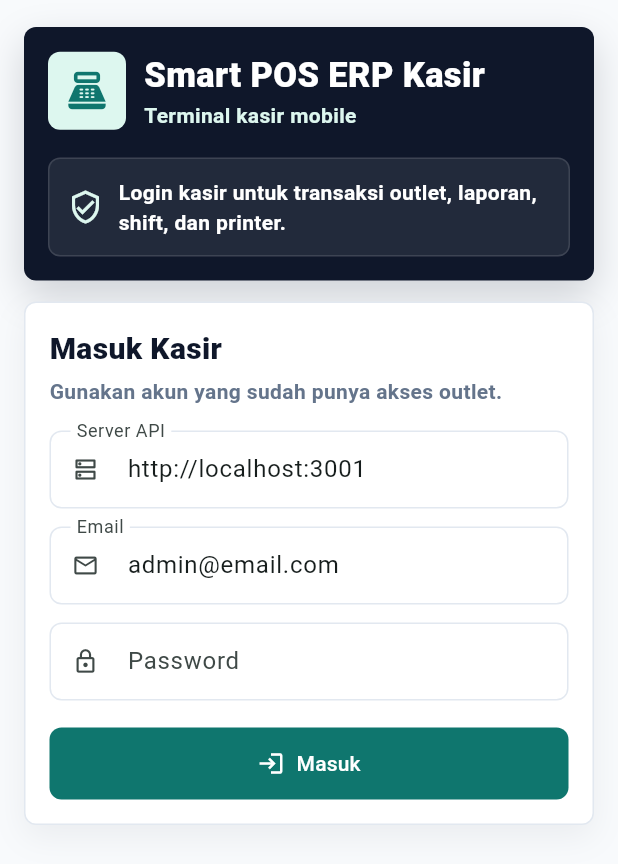
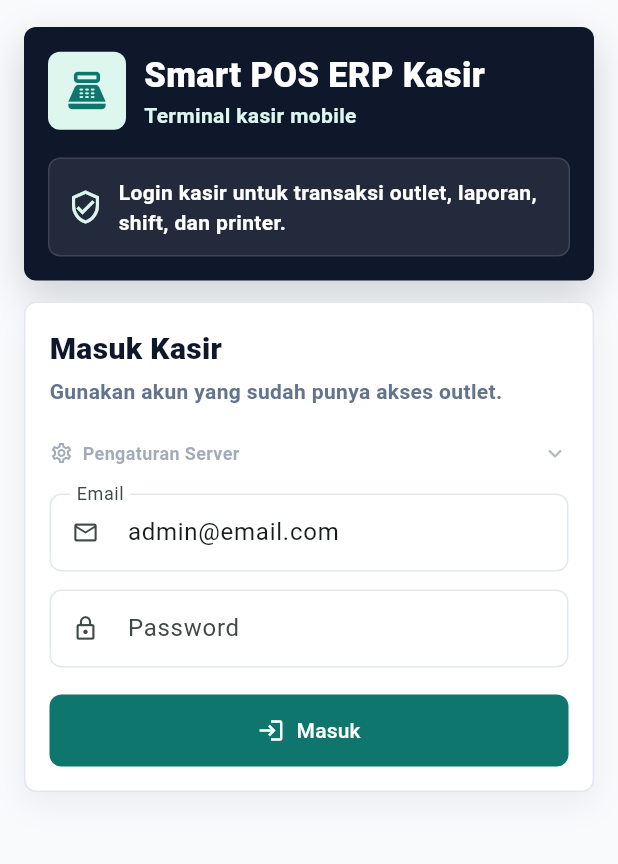
Before and after one commit to reriski88/PointofSales_ERP, a Flutter app: the screen it shows after launch, on a phone screen of 412 x 824 dp. Shown: the top 864 px of the screen. Run offline on Flutter 3.47's test engine with Material 3 defaults, Android fonts, the phone set to English and light mode, and no system bars; our stand-ins replace connectivity_plus, flutter_bloc, flutter_secure_storage, shared_preferences; accounts and stored records are empty; network calls fail.

Commit message:
feat(ux): simplify unit system + pemula-friendly UI
Unit System:
- Pre-seed 10 default units saat create tenant (Pcs, Pack, Dus, Lusin, Gram, KG, Ons, ML, Liter, Meter)
- Label 'Faktor Dasar' → live preview '1 Kg = 1000 satuan dasar'
- Template count/non_stock hide saleUnit + factor fields (hanya 1 field 'Satuan')
- HPP → 'Harga Beli (Modal)' + helper text
- Stok Minimum helper 'Isi 0 bila tidak perlu'

UX Improvements:
- Login: try-catch network error → 'Tidak dapat terhubung ke server'
- Inventori: Gap Batch empty state → 'Stok konsisten' green banner
- Users: role dropdown description (Kasir, Gudang, Auditor, Admin, Owner)
- Flutter login: Server API hidden behind 'Pengaturan Server' collapsible

```diff
--- a/kasir_flutter/lib/features/home/widgets/login_view.dart
+++ b/kasir_flutter/lib/features/home/widgets/login_view.dart
@@ -1,7 +1,7 @@
 import 'package:flutter/material.dart';
 import 'package:pos_cemilan_kasir/core/theme/app_palette.dart';
 
-class LoginView extends StatelessWidget {
+class LoginView extends StatefulWidget {
   const LoginView({
     super.key,
     required this.emailController,
@@ -20,20 +20,20 @@ class LoginView extends StatelessWidget {
   final VoidCallback onSubmit;
 
   @override
+  State<LoginView> createState() => _LoginViewState();
+}
+
+class _LoginViewState extends State<LoginView> {
+  var _showAdvanced = false;
+
+  @override
   Widget build(BuildContext context) {
+    final compact = MediaQuery.of(context).size.width < 520;
     return Scaffold(
       backgroundColor: AppPalette.ivory,
       body: SafeArea(
-        child: LayoutBuilder(
-          builder: (context, constraints) {
-            final compact = constraints.maxWidth < 520;
-            return SingleChildScrollView(
-              padding: EdgeInsets.fromLTRB(
-                compact ? 16 : 28,
-                compact ? 18 : 34,
-                compact ? 16 : 28,
-                compact ? 18 : 34,
-              ),
+        child: SingleChildScrollView(
+          padding: EdgeInsets.fromLTRB(compact ? 16 : 28, compact ? 18 : 34, compact ? 16 : 28, compact ? 18 : 34),
           child: Center(
             child: ConstrainedBox(
               constraints: const BoxConstraints(maxWidth: 480),
@@ -45,13 +45,7 @@ class LoginView extends StatelessWidget {
                     decoration: BoxDecoration(
                       color: AppPalette.navy,
                       borderRadius: BorderRadius.circular(8),
-                          boxShadow: [
-                            BoxShadow(
-                              color: AppPalette.navy.withValues(alpha: 0.18),
-                              blurRadius: 22,
-                              offset: const Offset(0, 10),
-                            ),
-                          ],
+                      boxShadow: [BoxShadow(color: AppPalette.navy.withValues(alpha: 0.18), blurRadius: 22, offset: const Offset(0, 10))],
                     ),
                     child: Column(
                       crossAxisAlignment: CrossAxisAlignment.start,
@@ -59,43 +53,19 @@ class LoginView extends StatelessWidget {
                         Row(
                           children: [
                             Container(
-                                  width: 52,
-                                  height: 52,
-                                  decoration: BoxDecoration(
-                                    color: AppPalette.aqua,
-                                    borderRadius: BorderRadius.circular(8),
-                                  ),
-                                  child: const Icon(
-                                    Icons.point_of_sale,
-                                    color: AppPalette.blue,
-                                    size: 30,
-                                  ),
+                              width: 52, height: 52,
+                              decoration: BoxDecoration(color: AppPalette.aqua, borderRadius: BorderRadius.circular(8)),
+                              child: const Icon(Icons.point_of_sale, color: AppPalette.blue, size: 30),
                             ),
                             const SizedBox(width: 12),
                             const Expanded(
                               child: Column(
-                                    crossAxisAlignment:
-                                        CrossAxisAlignment.start,
+                                crossAxisAlignment: CrossAxisAlignment.start,
                                 children: [
-                                      Text(
-                                        'Smart POS ERP Kasir',
-                                        maxLines: 1,
-                                        overflow: TextOverflow.ellipsis,
-                                        style: TextStyle(
-                                          color: AppPalette.white,
-                                          fontSize: 23,
-                                          fontWeight: FontWeight.w900,
-                                        ),
-                                      ),
-                                      Text(
-                                        'Terminal kasir mobile',
-                                        maxLines: 1,
-                                        overflow: TextOverflow.ellipsis,
-                                        style: TextStyle(
-                                          color: AppPalette.aqua,
-                                          fontWeight: FontWeight.w700,
-                                        ),
-                                      ),
+                                  Text('Smart POS ERP Kasir', maxLines: 1, overflow: TextOverflow.ellipsis,
+                                    style: TextStyle(color: AppPalette.white, fontSize: 23, fontWeight: FontWeight.w900)),
+                                  Text('Terminal kasir mobile', maxLines: 1, overflow: TextOverflow.ellipsis,
+                                    style: TextStyle(color: AppPalette.aqua, fontWeight: FontWeight.w700)),
                                 ],
                               ),
                             ),
@@ -107,28 +77,14 @@ class LoginView extends StatelessWidget {
                           decoration: BoxDecoration(
                             color: AppPalette.white.withValues(alpha: 0.08),
                             borderRadius: BorderRadius.circular(8),
-                                border: Border.all(
-                                  color: AppPalette.white.withValues(
-                                    alpha: 0.12,
-                                  ),
-                                ),
+                            border: Border.all(color: AppPalette.white.withValues(alpha: 0.12)),
                           ),
                           child: const Row(
                             children: [
-                                  Icon(
-                                    Icons.verified_user_outlined,
-                                    color: AppPalette.aqua,
-                                  ),
+                              Icon(Icons.verified_user_outlined, color: AppPalette.aqua),
                               SizedBox(width: 10),
-                                  Expanded(
-                                    child: Text(
-                                      'Login kasir untuk transaksi outlet, laporan, shift, dan printer.',
-                                      style: TextStyle(
-                                        color: AppPalette.white,
-                                        fontWeight: FontWeight.w700,
-                                      ),
-                                    ),
-                                  ),
+                              Expanded(child: Text('Login kasir untuk transaksi outlet, laporan, shift, dan printer.',
+                                style: TextStyle(color: AppPalette.white, fontWeight: FontWeight.w700))),
                             ],
                           ),
                         ),
@@ -142,93 +98,75 @@ class LoginView extends StatelessWidget {
                       color: AppPalette.white,
                       borderRadius: BorderRadius.circular(8),
                       border: Border.all(color: AppPalette.line),
-                          boxShadow: [
-                            BoxShadow(
-                              color: AppPalette.navy.withValues(alpha: 0.06),
-                              blurRadius: 18,
-                              offset: const Offset(0, 8),
-                            ),
-                          ],
+                      boxShadow: [BoxShadow(color: AppPalette.navy.withValues(alpha: 0.06), blurRadius: 18, offset: const Offset(0, 8))],
                     ),
                     child: Column(
                       crossAxisAlignment: CrossAxisAlignment.stretch,
                       children: [
-                            const Text(
-                              'Masuk Kasir',
-                              style: TextStyle(
-                                color: AppPalette.navy,
-                                fontSize: 20,
-                                fontWeight: FontWeight.w900,
+                        const Text('Masuk Kasir', style: TextStyle(color: AppPalette.navy, fontSize: 20, fontWeight: FontWeight.w900)),
+                        const SizedBox(height: 4),
+                        const Text('Gunakan akun yang sudah punya akses outlet.',
+                          style: TextStyle(color: AppPalette.slate, fontWeight: FontWeight.w600)),
+                        const SizedBox(height: 16),
+                        // -- Pengaturan Lanjutan (collapsible) --
+                        InkWell(
+                          onTap: () => setState(() => _showAdvanced = !_showAdvanced),
+                          borderRadius: BorderRadius.circular(8),
+                          child: Padding(
+                            padding: const EdgeInsets.symmetric(vertical: 6),
+                            child: Row(
+                              children: [
+                                Icon(Icons.settings_outlined, size: 16, color: AppPalette.slate.withValues(alpha: 0.6)),
+                                const SizedBox(width: 6),
+                                Text('Pengaturan Server', style: TextStyle(fontSize: 12, fontWeight: FontWeight.w600, color: AppPalette.slate.withValues(alpha: 0.6))),
+                                const Spacer(),
+                                Icon(_showAdvanced ? Icons.expand_less : Icons.expand_more, size: 18, color: AppPalette.slate.withValues(alpha: 0.5)),
+                              ],
                             ),
                           ),
-                            const SizedBox(height: 4),
-                            const Text(
-                              'Gunakan akun yang sudah punya akses outlet.',
-                              style: TextStyle(
-                                color: AppPalette.slate,
-                                fontWeight: FontWeight.w600,
+                        ),
+                        if (_showAdvanced) ...[
+                          const SizedBox(height: 8),
+                          TextField(
+                            controller: widget.baseUrlController,
+                            decoration: const InputDecoration(
+                              labelText: 'Alamat Server',
+                              hintText: 'http://192.168.1.100:3001',
+                              prefixIcon: Icon(Icons.dns_outlined),
+                              helperText: 'Biarkan default, kecuali diarahkan IT Support.',
+                              helperMaxLines: 2,
                             ),
                           ),
-                            const SizedBox(height: 16),
+                        ],
+                        const SizedBox(height: 12),
                         TextField(
-                              controller: baseUrlController,
-                              decoration: const InputDecoration(
-                                labelText: 'Server API',
-                                prefixIcon: Icon(Icons.dns_outlined),
-                              ),
+                          controller: widget.emailController,
+                          keyboardType: TextInputType.emailAddress,
+                          decoration: const InputDecoration(labelText: 'Email', prefixIcon: Icon(Icons.mail_outline)),
                         ),
                         const SizedBox(height: 12),
                         TextField(
-                              controller: emailController,
-                              keyboardType: TextInputType.emailAddress,
-                              decoration: const InputDecoration(
-                                labelText: 'Email',
-                                prefixIcon: Icon(Icons.mail_outline),
+                          controller: widget.passwordController,
+                          obscureText: true,
+                          decoration: const InputDecoration(labelText: 'Password', prefixIcon: Icon(Icons.lock_outline)),
+                          onSubmitted: (_) => widget.onSubmit(),
                         ),
-                            ),
-                            const SizedBox(height: 12),
-                            TextField(
-                              controller: passwordController,
-                              obscureText: true,
-                              decoration: const InputDecoration(
-                                labelText: 'Password',
-                                prefixIcon: Icon(Icons.lock_outline),
-                              ),
-                              onSubmitted: (_) => onSubmit(),
-                            ),
-                            if (message.isNotEmpty) ...[
+                        if (widget.message.isNotEmpty) ...[
                           const SizedBox(height: 12),
                           Container(
                             padding: const EdgeInsets.all(11),
                             decoration: BoxDecoration(
                               color: AppPalette.red.withValues(alpha: 0.08),
                               borderRadius: BorderRadius.circular(8),
-                                  border: Border.all(
-                                    color: AppPalette.red.withValues(
-                                      alpha: 0.24,
-                                    ),
-                                  ),
+                              border: Border.all(color: AppPalette.red.withValues(alpha: 0.24)),
                             ),
                             child: Row(
                               crossAxisAlignment: CrossAxisAlignment.start,
                               children: [
-                                    const Icon(
-                                      Icons.error_outline,
-                                      color: AppPalette.red,
-                                      size: 19,
-                                    ),
+                                const Icon(Icons.error_outline, color: AppPalette.red, size: 19),
                                 const SizedBox(width: 8),
-                                    Expanded(
-                                      child: Text(
-                                        message,
-                                        style: TextStyle(
-                                          color: Theme.of(
-                                            context,
-                                          ).colorScheme.error,
-                                          fontWeight: FontWeight.w700,
-                                        ),
-                                      ),
-                                    ),
+                                Expanded(child: Text(widget.message,
+                                  style: TextStyle(color: Theme.of(context).colorScheme.error, fontWeight: FontWeight.w700))),
                               ],
                             ),
                           ),
@@ -238,22 +176,13 @@ class LoginView extends StatelessWidget {
                           style: FilledButton.styleFrom(
                             backgroundColor: AppPalette.blue,
                             foregroundColor: AppPalette.white,
-                                padding: const EdgeInsets.symmetric(
-                                  vertical: 14,
+                            padding: const EdgeInsets.symmetric(vertical: 14),
                           ),
-                              ),
-                              onPressed: isBusy ? null : onSubmit,
-                              icon: isBusy
-                                  ? const SizedBox(
-                                      width: 18,
-                                      height: 18,
-                                      child: CircularProgressIndicator(
-                                        strokeWidth: 2,
-                                        color: AppPalette.white,
-                                      ),
-                                    )
+                          onPressed: widget.isBusy ? null : widget.onSubmit,
+                          icon: widget.isBusy
+                              ? const SizedBox(width: 18, height: 18, child: CircularProgressIndicator(strokeWidth: 2, color: AppPalette.white))
                               : const Icon(Icons.login),
-                              label: Text(isBusy ? 'Memproses' : 'Masuk'),
+                          label: Text(widget.isBusy ? 'Memproses' : 'Masuk'),
                         ),
                       ],
                     ),
@@ -262,8 +191,6 @@ class LoginView extends StatelessWidget {
               ),
             ),
           ),
-            );
-          },
         ),
       ),
     );
```
Also changed, not shown: 7 other files. Lines whose indentation alone changed are shown as unchanged.
